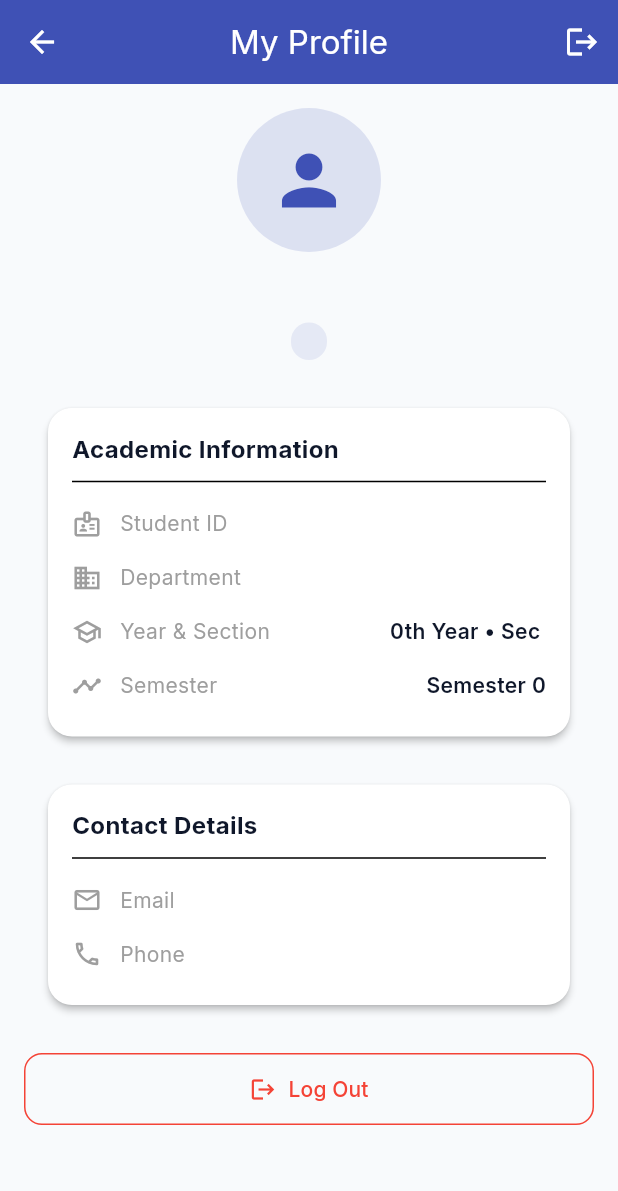
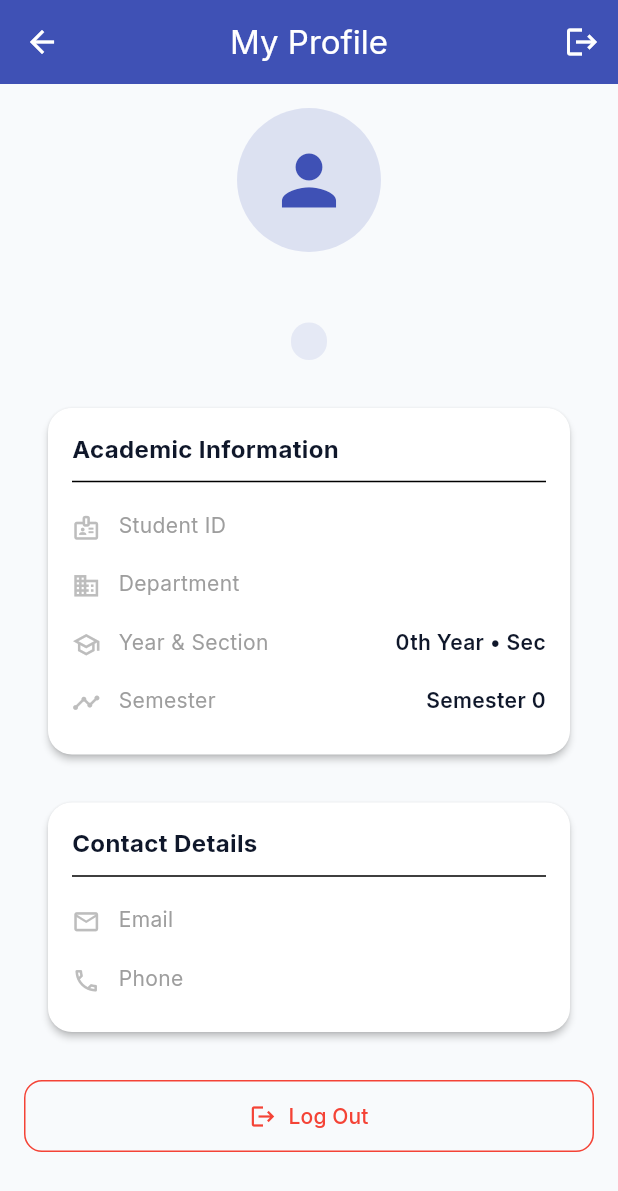
Before and after one commit to bmega-ai/mad-assignment, a Flutter app: the ProfileScreen screen opened directly, on a phone screen of 412 x 824 dp. Shown: the top 1191 px of the screen. Run offline on Flutter 3.47's test engine with Material 3 defaults, Android fonts, the phone set to English and light mode, and no system bars; our stand-ins replace file_picker, google_fonts, image_picker, shared_preferences; accounts and stored records are empty; network calls fail.

Commit message:
Fix timetable lab/hall badge contrast and student profile card content overflow

```diff
--- a/mobile/lib/screens/profile_screen.dart
+++ b/mobile/lib/screens/profile_screen.dart
@@ -68,7 +68,7 @@ class _ProfileScreenState extends State<ProfileScreen> {
       body: _isLoading
           ? const Center(child: CircularProgressIndicator())
           : SingleChildScrollView(
-              padding: const EdgeInsets.all(16),
+              padding: const EdgeInsets.fromLTRB(16, 16, 16, 40),
               child: Column(
                 children: [
                   // Profile Header
@@ -179,6 +179,7 @@ class _ProfileScreenState extends State<ProfileScreen> {
                       label: const Text('Log Out'),
                     ),
                   ),
+                  const SizedBox(height: 36),
                 ],
               ),
             ),
@@ -187,14 +188,31 @@ class _ProfileScreenState extends State<ProfileScreen> {
 
   Widget _buildDetailRow(IconData icon, String label, String value) {
     return Padding(
-      padding: const EdgeInsets.symmetric(vertical: 8),
+      padding: const EdgeInsets.symmetric(vertical: 9),
       child: Row(
+        crossAxisAlignment: CrossAxisAlignment.start,
         children: [
-          Icon(icon, size: 20, color: Colors.grey),
+          Padding(
+            padding: const EdgeInsets.only(top: 2),
+            child: Icon(icon, size: 19, color: Colors.grey.shade400),
+          ),
           const SizedBox(width: 12),
-          Text(label, style: const TextStyle(color: Colors.grey, fontSize: 14)),
-          const Spacer(),
-          Text(value, style: const TextStyle(fontWeight: FontWeight.w600, fontSize: 14)),
+          Text(
+            label,
+            style: const TextStyle(color: Colors.grey, fontSize: 14),
+          ),
+          const SizedBox(width: 16),
+          Expanded(
+            child: Text(
+              value,
+              textAlign: TextAlign.end,
+              softWrap: true,
+              style: const TextStyle(
+                fontWeight: FontWeight.w600,
+                fontSize: 14,
+              ),
+            ),
+          ),
         ],
       ),
     );
```
Also changed, not shown: mobile/lib/screens/timetable_screen.dart (+17 -3 lines).
